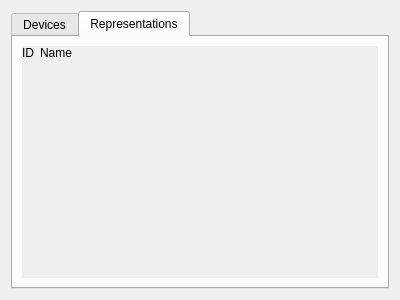
Old version of the form forms/show_representations.ui in the repository t0beers/ndlcom.
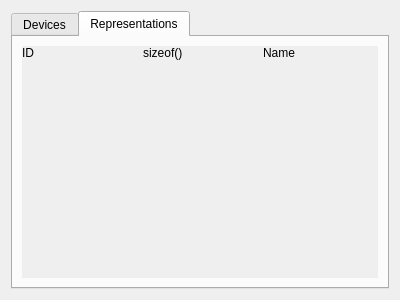
New version of the form. The open tabs and pages were chosen to show the change.

What changed in the file:
```diff
--- a/forms/show_representations.ui
+++ b/forms/show_representations.ui
@@ -109,7 +109,7 @@
             <number>0</number>
            </property>
            <item>
-            <layout class="QFormLayout" name="repreForm">
+            <layout class="QGridLayout" name="repreGrid">
              <item row="0" column="0">
               <widget class="QLabel" name="label">
                <property name="text">
@@ -117,13 +117,20 @@
                </property>
               </widget>
              </item>
-             <item row="0" column="1">
+             <item row="0" column="2">
               <widget class="QLabel" name="label_2">
                <property name="text">
                 <string>Name</string>
                </property>
               </widget>
              </item>
+             <item row="0" column="1">
+              <widget class="QLabel" name="label_6">
+               <property name="text">
+                <string>sizeof()</string>
+               </property>
+              </widget>
+             </item>
             </layout>
            </item>
            <item>
```
Left out of the diff: 16 changed lines with no effect on the pictures.
